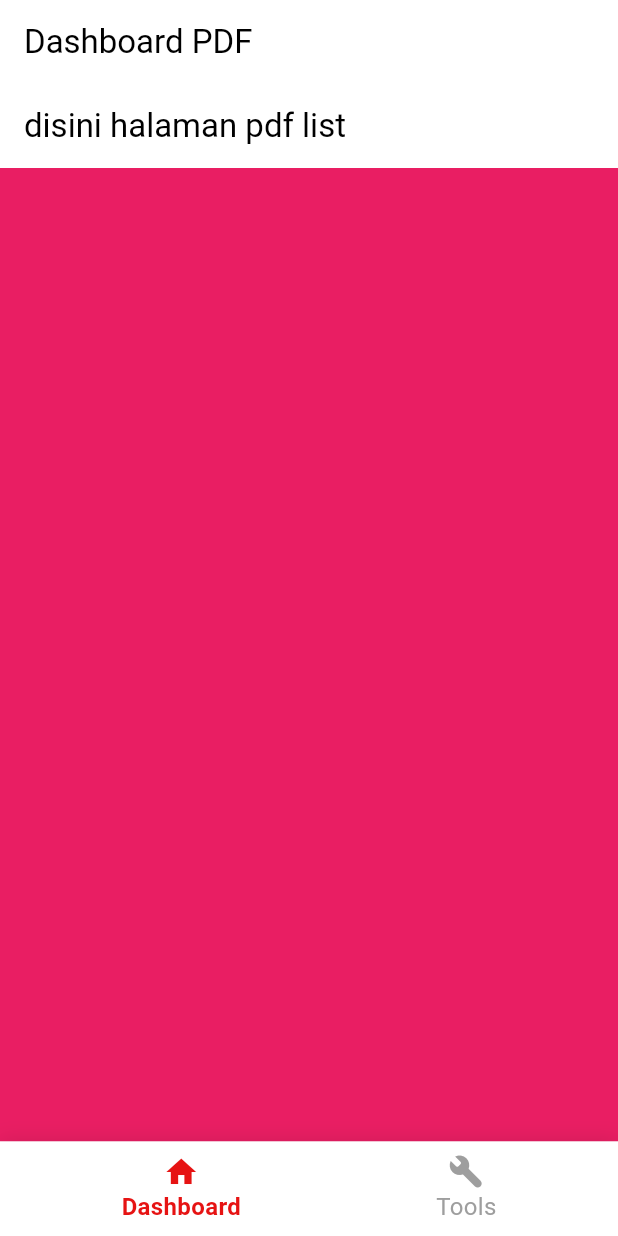
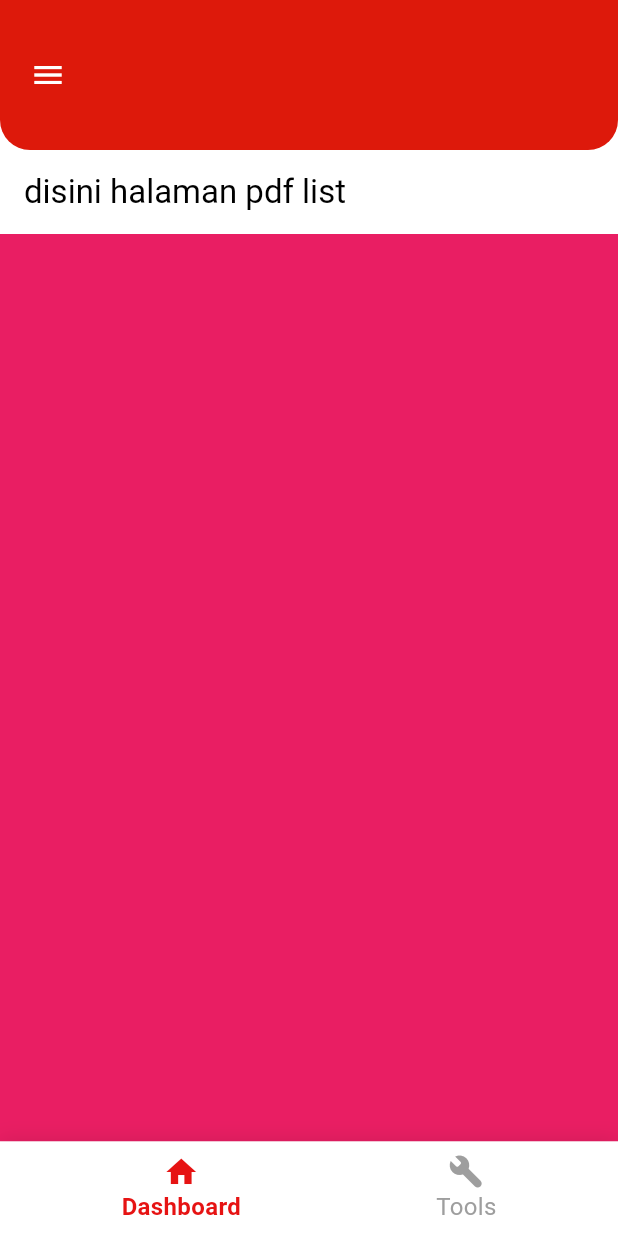
Before and after one commit to mkdm54/easyPDF-app, a Flutter app: the screen it shows after launch, on a phone screen of 412 x 824 dp. Run offline on Flutter 3.47's test engine with Material 3 defaults, Android fonts, the phone set to English and light mode, and no system bars; our stand-ins replace video_player.

Commit message:
FEAT : tambahkan widget customAppBar

```diff
--- a/lib/screens/dashboard.dart
+++ b/lib/screens/dashboard.dart
@@ -3,6 +3,7 @@ import 'package:flutter/material.dart';
 import 'package:easy_pdf/screens/pdf_list_widget.dart';
 import 'package:easy_pdf/widgets/custom_bottom_navbar.dart';
 import 'package:easy_pdf/screens/tools_menu_page.dart';
+import 'package:easy_pdf/widgets/custom_app_bar.dart';
 
 class Dashboard extends StatefulWidget {
   const Dashboard({super.key});
@@ -17,7 +18,7 @@ class _DashboardState extends State<Dashboard> {
   @override
   Widget build(BuildContext context) {
     return Scaffold(
-      appBar: AppBar(title: const Text("Dashboard PDF")),
+      appBar: CustomAppBar(),
       backgroundColor: Colors.white,
       body: _pages[_currentIndex],
       bottomNavigationBar: CustomNavbar(
--- /dev/null
+++ b/lib/widgets/custom_app_bar.dart
@@ -0,0 +1,23 @@
+import 'package:flutter/material.dart';
+
+class CustomAppBar extends StatelessWidget implements PreferredSizeWidget {
+  const CustomAppBar({super.key});
+
+  @override
+  Widget build(BuildContext context) {
+    return Container(
+      height: preferredSize.height,
+      padding: const EdgeInsets.symmetric(horizontal: 20),
+      decoration: const BoxDecoration(
+        color: Color.fromARGB(255, 221, 25, 11),
+        borderRadius: BorderRadius.vertical(bottom: Radius.circular(20)),
+      ),
+      child: Row(
+        children: const [Icon(Icons.menu_outlined, color: Colors.white)],
+      ),
+    );
+  }
+
+  @override
+  Size get preferredSize => const Size.fromHeight(100);
+}
```
